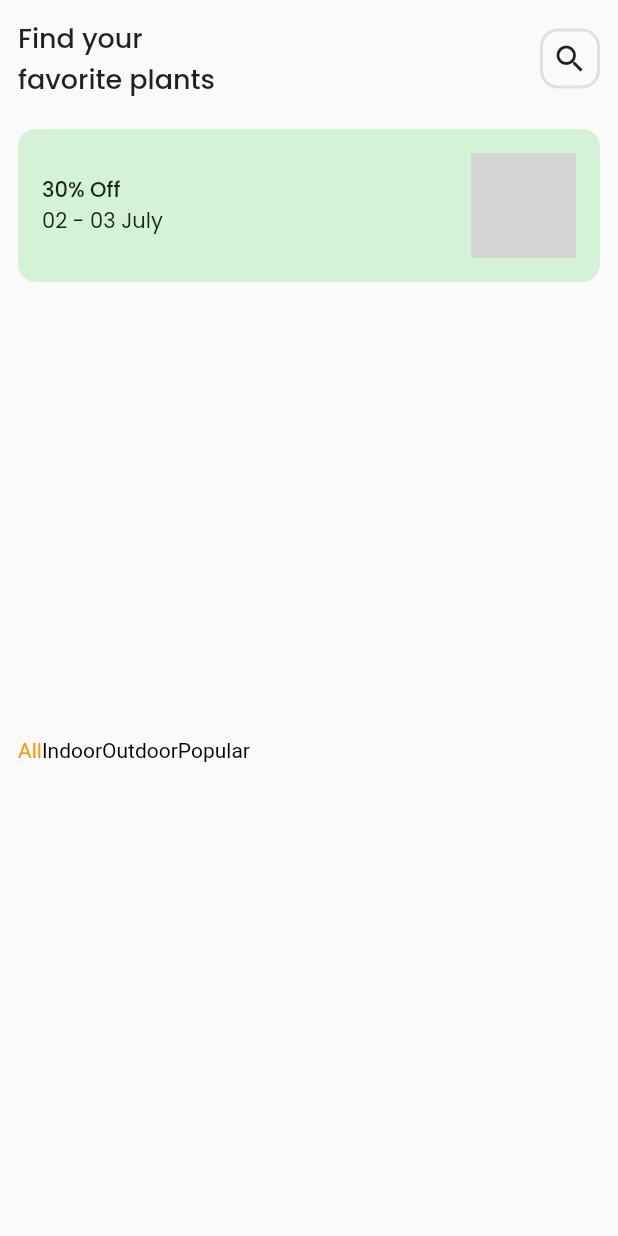
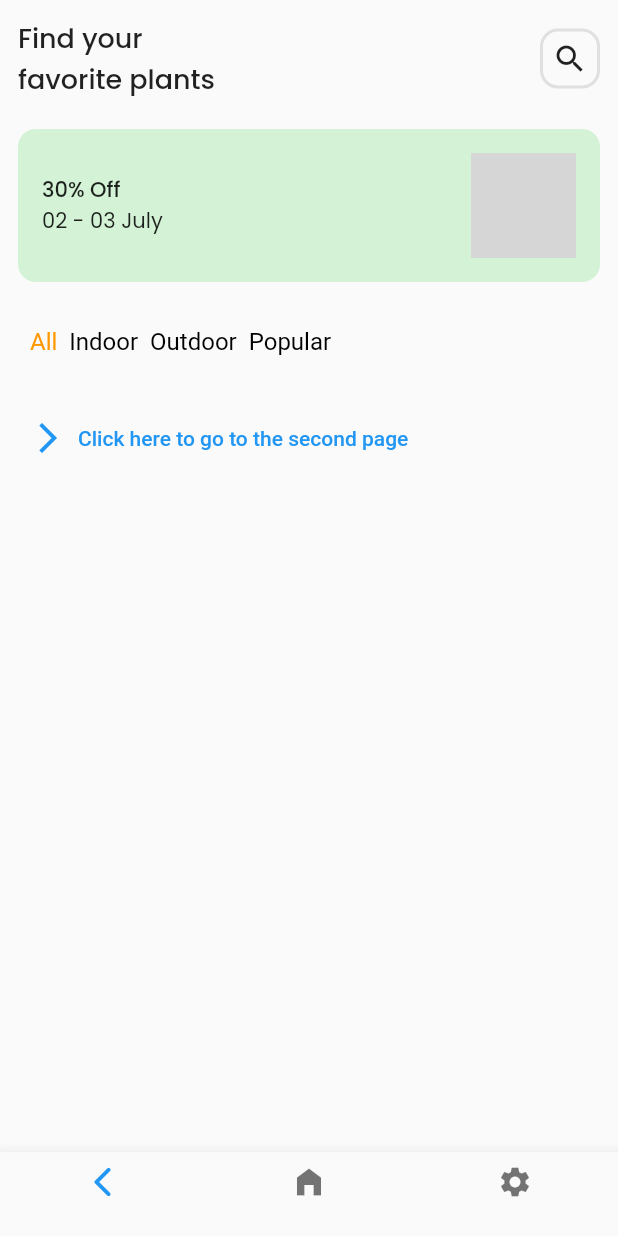
Before and after one commit to shashreesamuel/flutter_plant_shop, a Flutter app: the screen it shows after launch, on a phone screen of 412 x 824 dp. Run offline on Flutter 3.47's test engine with Material 2 defaults, Android fonts, the phone set to English and light mode, and no system bars; our stand-ins replace google_fonts; grey boxes are pictures that could not be loaded.

Commit message:
Currently working on the scrollable container

```diff
--- a/lib/components/slider.dart
+++ b/lib/components/slider.dart
@@ -15,16 +15,15 @@ class SliderView extends StatelessWidget {
   @override
   Widget build(BuildContext context) {
     return GestureDetector(
-        onTap: onTap,
-        child: Row(
-          children: [
-            Text(
-              option,
-              style: TextStyle(
-                color: isSelected ? Colors.orange : Colors.black,
-              ),
-            ),
-          ],
-        ));
+      onTap: onTap,
+      child: Padding(
+        padding: const EdgeInsets.only(left: 8.0),
+        child: Text(option,
+            style: TextStyle(
+              fontSize: 16,
+              color: isSelected ? Colors.orange : Colors.black,
+            )),
+      ),
+    );
   }
 }
--- a/lib/main.dart
+++ b/lib/main.dart
@@ -57,9 +57,16 @@ class _HomeState extends State<Home> {
   @override
   Widget build(BuildContext context) {
     return Scaffold(
+        bottomNavigationBar: BottomNavigationBar(items: [
+          BottomNavigationBarItem(
+              icon: Icon(Icons.arrow_back_ios_rounded), label: ''),
+          BottomNavigationBarItem(icon: Icon(Icons.home_filled), label: ''),
+          BottomNavigationBarItem(icon: Icon(Icons.settings), label: '')
+        ]),
         body: Padding(
           padding: const EdgeInsets.all(12.0),
-      child: Column(crossAxisAlignment: CrossAxisAlignment.start, children: [
+          child:
+              Column(crossAxisAlignment: CrossAxisAlignment.start, children: [
             Row(mainAxisAlignment: MainAxisAlignment.spaceBetween, children: [
               Column(
                 crossAxisAlignment: CrossAxisAlignment.start,
@@ -75,13 +82,15 @@ class _HomeState extends State<Home> {
               Container(
                   padding: const EdgeInsets.all(6.0),
                   decoration: BoxDecoration(
-                  border: Border.all(width: 2.0, color: Colors.grey.shade300),
+                      border:
+                          Border.all(width: 2.0, color: Colors.grey.shade300),
                       borderRadius: BorderRadius.circular(12)),
                   child: Icon(Icons.search))
             ]),
             SizedBox(height: 20),
             Container(
-            padding: const EdgeInsets.symmetric(horizontal: 16, vertical: 16),
+                padding:
+                    const EdgeInsets.symmetric(horizontal: 16, vertical: 16),
                 decoration: BoxDecoration(
                     color: Color.fromARGB(255, 212, 242, 213),
                     borderRadius: BorderRadius.circular(12)),
@@ -109,9 +118,11 @@ class _HomeState extends State<Home> {
                       )
                     ])),
 
+            SizedBox(height: 30),
             // ? Horizontal slider
 
-        Expanded(
+            Container(
+              height: 50,
               child: ListView.builder(
                   scrollDirection: Axis.horizontal,
                   itemCount: plantFilters.length,
@@ -124,8 +135,34 @@ class _HomeState extends State<Home> {
                       },
                     );
                   }),
-        )
+            ),
+            TextButton.icon(
+                onPressed: () {
+                  Navigator.push(context,
+                      MaterialPageRoute(builder: (context) => SecondRoute()));
+                },
+                icon: Icon(Icons.arrow_forward_ios_outlined),
+                label: Text('Click here to go to the second page'))
           ]),
         ));
   }
 }
+
+class SecondRoute extends StatelessWidget {
+  const SecondRoute({Key? key}) : super(key: key);
+
+  @override
+  Widget build(BuildContext context) {
+    return Scaffold(
+      appBar: AppBar(title: Text('Second Route')),
+      body: Center(
+        child: ElevatedButton(
+          onPressed: () {
+            Navigator.pop(context);
+          },
+          child: Text('Go back'),
+        ),
+      ),
+    );
+  }
+}
```
Lines whose indentation alone changed are shown as unchanged.
